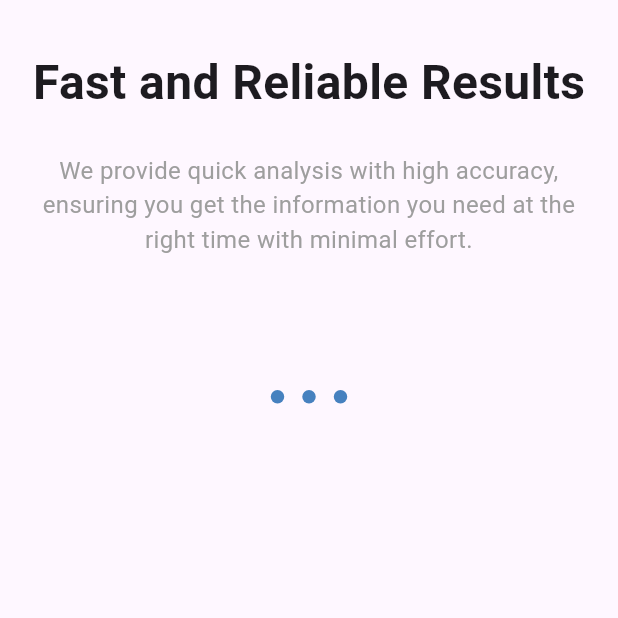
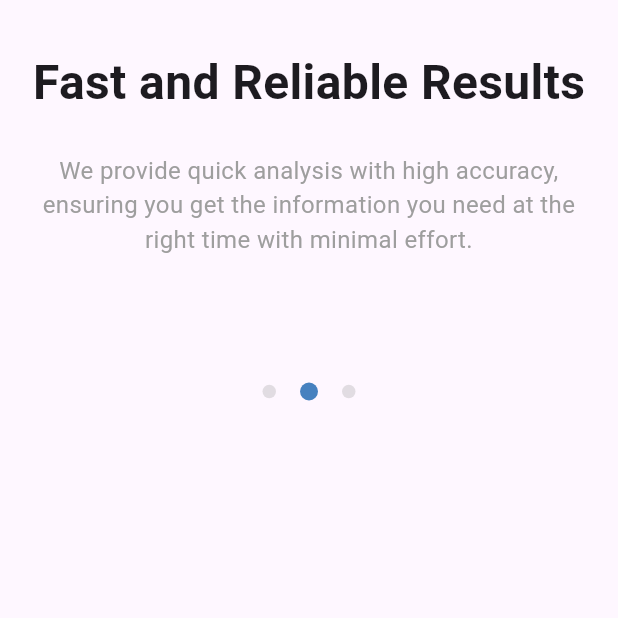
Before and after one commit to abdulrahmanibrahimdawood/e-commerce-app, a Flutter app: the screen it shows after launch, swiped to page 2, on a phone screen of 412 x 824 dp, the part 618-1236 px from its top. Run offline on Flutter 3.47's test engine with Material 3 defaults, Android fonts, the phone set to English and light mode, and no system bars; drawn by our look-alikes of dots_indicator; our stand-ins replace flutter_svg.

Commit message:
on boarding 2

```diff
--- a/lib/features/on_boarding/presentation/views/widgets/on_boarding_views_body.dart
+++ b/lib/features/on_boarding/presentation/views/widgets/on_boarding_views_body.dart
@@ -45,11 +45,16 @@ class _OnBoardingViewsBodyState extends State<OnBoardingViewsBody> {
         ),
         DotsIndicator(
           dotsCount: 3,
+          position: currentPage,
           decorator: DotsDecorator(
             activeColor: kPrimaryColor,
-            color: currentPage == 1 || currentPage == 2
-                ? kPrimaryColor
-                : kPrimaryColor.withValues(alpha: 0.5),
+            color: Colors.grey.withValues(alpha: 0.3),
+            spacing: const EdgeInsets.all(8.0),
+            size: const Size(9.0, 9.0),
+            activeSize: const Size(12.0, 12.0),
+            shape: RoundedRectangleBorder(
+              borderRadius: BorderRadius.circular(5.0),
+            ),
           ),
         ),
         const SizedBox(
```
